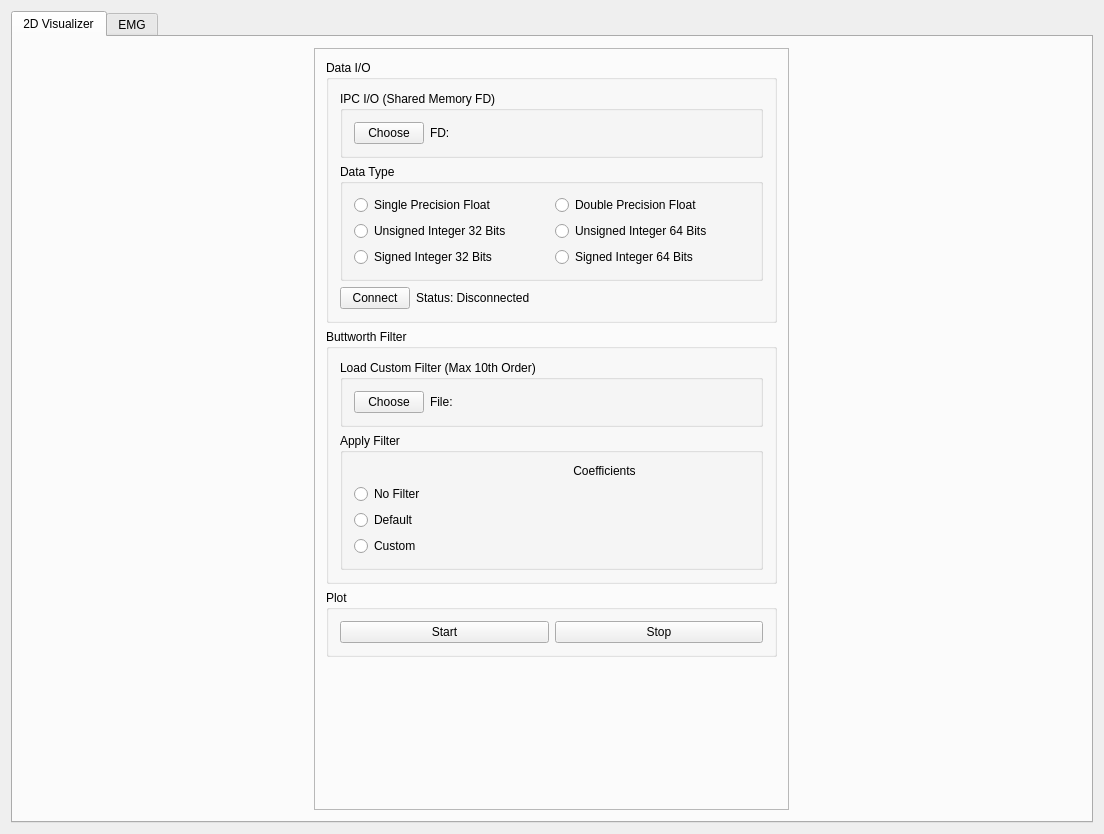
FatemehZahedi/NMCHRL_Visualizer, file visualizer_app.ui: the form before one commit.
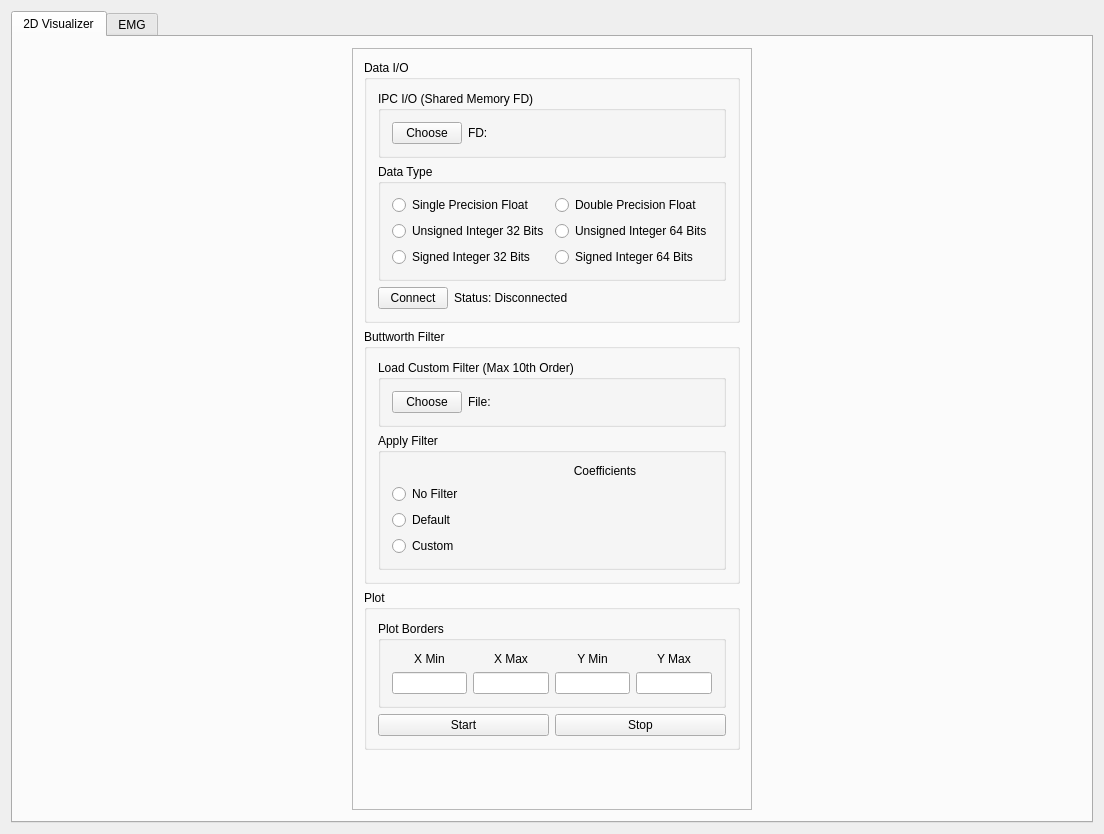
The form after the commit.

Commit message: Reintroduced TwoDimPlot and EmgClient classes into main class

Diff of the .ui file:
```diff
--- a/visualizer_app.ui
+++ b/visualizer_app.ui
@@ -48,13 +48,13 @@
              <widget class="QFrame" name="frame_2">
               <property name="minimumSize">
                <size>
-                <width>475</width>
+                <width>400</width>
                 <height>0</height>
                </size>
               </property>
               <property name="maximumSize">
                <size>
-                <width>475</width>
+                <width>400</width>
                 <height>16777215</height>
                </size>
               </property>
@@ -79,6 +79,11 @@
                       <height>16777215</height>
                      </size>
                     </property>
+                    <property name="font">
+                     <font>
+                      <pointsize>9</pointsize>
+                     </font>
+                    </property>
                     <property name="text">
                      <string>Connect</string>
                     </property>
@@ -86,6 +91,11 @@
                   </item>
                   <item row="2" column="1">
                    <widget class="QLabel" name="lbl_statusshmstream">
+                    <property name="font">
+                     <font>
+                      <pointsize>9</pointsize>
+                     </font>
+                    </property>
                     <property name="text">
                      <string>Status: Disconnected</string>
                     </property>
@@ -105,6 +115,11 @@
                          <height>16777215</height>
                         </size>
                        </property>
+                       <property name="font">
+                        <font>
+                         <pointsize>9</pointsize>
+                        </font>
+                       </property>
                        <property name="text">
                         <string>Choose</string>
                        </property>
@@ -112,6 +127,11 @@
                      </item>
                      <item>
                       <widget class="QLabel" name="lbl_shmfile">
+                       <property name="font">
+                        <font>
+                         <pointsize>9</pointsize>
+                        </font>
+                       </property>
                        <property name="text">
                         <string>FD: </string>
                        </property>
@@ -131,6 +151,11 @@
                     <layout class="QGridLayout" name="gridLayout_8">
                      <item row="0" column="0">
                       <widget class="QRadioButton" name="rbtn_float32">
+                       <property name="font">
+                        <font>
+                         <pointsize>9</pointsize>
+                        </font>
+                       </property>
                        <property name="text">
                         <string>Single Precision Float</string>
                        </property>
@@ -138,6 +163,11 @@
                      </item>
                      <item row="0" column="1">
                       <widget class="QRadioButton" name="rbtn_float64">
+                       <property name="font">
+                        <font>
+                         <pointsize>9</pointsize>
+                        </font>
+                       </property>
                        <property name="text">
                         <string>Double Precision Float</string>
                        </property>
@@ -145,6 +175,11 @@
                      </item>
                      <item row="1" column="0">
                       <widget class="QRadioButton" name="rbtn_uint32_t">
+                       <property name="font">
+                        <font>
+                         <pointsize>9</pointsize>
+                        </font>
+                       </property>
                        <property name="text">
                         <string>Unsigned Integer 32 Bits</string>
                        </property>
@@ -152,6 +187,11 @@
                      </item>
                      <item row="1" column="1">
                       <widget class="QRadioButton" name="rbtn_uint64_t">
+                       <property name="font">
+                        <font>
+                         <pointsize>9</pointsize>
+                        </font>
+                       </property>
                        <property name="text">
                         <string>Unsigned Integer 64 Bits</string>
                        </property>
@@ -159,6 +199,11 @@
                      </item>
                      <item row="2" column="1">
                       <widget class="QRadioButton" name="rbtn_int64_t">
+                       <property name="font">
+                        <font>
+                         <pointsize>9</pointsize>
+                        </font>
+                       </property>
                        <property name="text">
                         <string>Signed Integer 64 Bits</string>
                        </property>
@@ -166,6 +211,11 @@
                      </item>
                      <item row="2" column="0">
                       <widget class="QRadioButton" name="rbtn_int32_t">
+                       <property name="font">
+                        <font>
+                         <pointsize>9</pointsize>
+                        </font>
+                       </property>
                        <property name="text">
                         <string>Signed Integer 32 Bits</string>
                        </property>
@@ -197,6 +247,11 @@
                          <height>16777215</height>
                         </size>
                        </property>
+                       <property name="font">
+                        <font>
+                         <pointsize>9</pointsize>
+                        </font>
+                       </property>
                        <property name="text">
                         <string>Choose</string>
                        </property>
@@ -204,6 +259,11 @@
                      </item>
                      <item>
                       <widget class="QLabel" name="lbl_filterfile">
+                       <property name="font">
+                        <font>
+                         <pointsize>9</pointsize>
+                        </font>
+                       </property>
                        <property name="text">
                         <string>File:</string>
                        </property>
@@ -229,6 +289,11 @@
                          <height>16777215</height>
                         </size>
                        </property>
+                       <property name="font">
+                        <font>
+                         <pointsize>9</pointsize>
+                        </font>
+                       </property>
                        <property name="text">
                         <string>Default</string>
                        </property>
@@ -242,6 +307,11 @@
                          <height>16777215</height>
                         </size>
                        </property>
+                       <property name="font">
+                        <font>
+                         <pointsize>9</pointsize>
+                        </font>
+                       </property>
                        <property name="text">
                         <string>No Filter</string>
                        </property>
@@ -255,6 +325,11 @@
                          <height>16777215</height>
                         </size>
                        </property>
+                       <property name="font">
+                        <font>
+                         <pointsize>9</pointsize>
+                        </font>
+                       </property>
                        <property name="text">
                         <string>Custom</string>
                        </property>
@@ -262,6 +337,11 @@
                      </item>
                      <item row="1" column="1" rowspan="4">
                       <widget class="QLabel" name="lbl_buttercoefficients">
+                       <property name="font">
+                        <font>
+                         <pointsize>9</pointsize>
+                        </font>
+                       </property>
                        <property name="text">
                         <string/>
                        </property>
@@ -269,6 +349,11 @@
                      </item>
                      <item row="0" column="1">
                       <widget class="QLabel" name="label">
+                       <property name="font">
+                        <font>
+                         <pointsize>9</pointsize>
+                        </font>
+                       </property>
                        <property name="text">
                         <string>Coefficients</string>
                        </property>
@@ -284,31 +369,142 @@
                 </widget>
                </item>
                <item>
-                <layout class="QVBoxLayout" name="verticalLayout">
-                 <item>
-                  <widget class="QGroupBox" name="groupBox">
-                   <property name="title">
-                    <string>Plot</string>
-                   </property>
-                   <layout class="QHBoxLayout" name="horizontalLayout_6">
-                    <item>
-                     <widget class="QPushButton" name="btn_2dplotstart">
-                      <property name="text">
-                       <string>Start</string>
-                      </property>
-                     </widget>
-                    </item>
-                    <item>
-                     <widget class="QPushButton" name="btn_2dplotstop">
-                      <property name="text">
-                       <string>Stop</string>
-                      </property>
-                     </widget>
-                    </item>
-                   </layout>
-                  </widget>
-                 </item>
-                </layout>
+                <widget class="QGroupBox" name="groupBox">
+                 <property name="title">
+                  <string>Plot</string>
+                 </property>
+                 <layout class="QGridLayout" name="gridLayout_12">
+                  <item row="1" column="2">
+                   <widget class="QPushButton" name="btn_2dplotstop">
+                    <property name="font">
+                     <font>
+                      <pointsize>9</pointsize>
+                     </font>
+                    </property>
+                    <property name="text">
+                     <string>Stop</string>
+                    </property>
+                   </widget>
+                  </item>
+                  <item row="1" column="1">
+                   <widget class="QPushButton" name="btn_2dplotstart">
+                    <property name="font">
+                     <font>
+                      <pointsize>9</pointsize>
+                     </font>
+                    </property>
+                    <property name="text">
+                     <string>Start</string>
+                    </property>
+                   </widget>
+                  </item>
+                  <item row="0" column="1" colspan="2">
+                   <widget class="QGroupBox" name="groupbox_plotborders">
+                    <property name="title">
+                     <string>Plot Borders</string>
+                    </property>
+                    <layout class="QGridLayout" name="gridLayout_13">
+                     <item row="1" column="0">
+                      <widget class="QLineEdit" name="lineedit_xmin">
+                       <property name="font">
+                        <font>
+                         <pointsize>9</pointsize>
+                        </font>
+                       </property>
+                      </widget>
+                     </item>
+                     <item row="1" column="1">
+                      <widget class="QLineEdit" name="lineedit_xmax">
+                       <property name="font">
+                        <font>
+                         <pointsize>9</pointsize>
+                        </font>
+                       </property>
+                      </widget>
+                     </item>
+                     <item row="1" column="3">
+                      <widget class="QLineEdit" name="lineedit_ymax">
+                       <property name="font">
+                        <font>
+                         <pointsize>9</pointsize>
+                        </font>
+                       </property>
+                      </widget>
+                     </item>
+                     <item row="1" column="2">
+                      <widget class="QLineEdit" name="lineedit_ymin">
+                       <property name="font">
+                        <font>
+                         <pointsize>9</pointsize>
+                        </font>
+                       </property>
+                      </widget>
+                     </item>
+                     <item row="0" column="0">
+                      <widget class="QLabel" name="lbl_xmin">
+                       <property name="font">
+                        <font>
+                         <pointsize>9</pointsize>
+                        </font>
+                       </property>
+                       <property name="text">
+                        <string>X Min</string>
+                       </property>
+                       <property name="alignment">
+                        <set>Qt::AlignCenter</set>
+                       </property>
+                      </widget>
+                     </item>
+                     <item row="0" column="1">
+                      <widget class="QLabel" name="lbl_xmax">
+                       <property name="font">
+                        <font>
+                         <pointsize>9</pointsize>
+                        </font>
+                       </property>
+                       <property name="text">
+                        <string>X Max</string>
+                       </property>
+                       <property name="alignment">
+                        <set>Qt::AlignCenter</set>
+                       </property>
+                      </widget>
+                     </item>
+                     <item row="0" column="2">
+                      <widget class="QLabel" name="lbl_ymin">
+                       <property name="font">
+                        <font>
+                         <pointsize>9</pointsize>
+                        </font>
+                       </property>
+                       <property name="text">
+                        <string>Y Min</string>
+                       </property>
+                       <property name="alignment">
+                        <set>Qt::AlignCenter</set>
+                       </property>
+                      </widget>
+                     </item>
+                     <item row="0" column="3">
+                      <widget class="QLabel" name="lbl_ymax">
+                       <property name="font">
+                        <font>
+                         <pointsize>9</pointsize>
+                        </font>
+                       </property>
+                       <property name="text">
+                        <string>Y Max</string>
+                       </property>
+                       <property name="alignment">
+                        <set>Qt::AlignCenter</set>
+                       </property>
+                      </widget>
+                     </item>
+                    </layout>
+                   </widget>
+                  </item>
+                 </layout>
+                </widget>
                </item>
                <item>
                 <spacer name="verticalSpacer">
```
Left out of the diff: 138 changed lines with no effect on the pictures. The commit also changes 1 other file.
